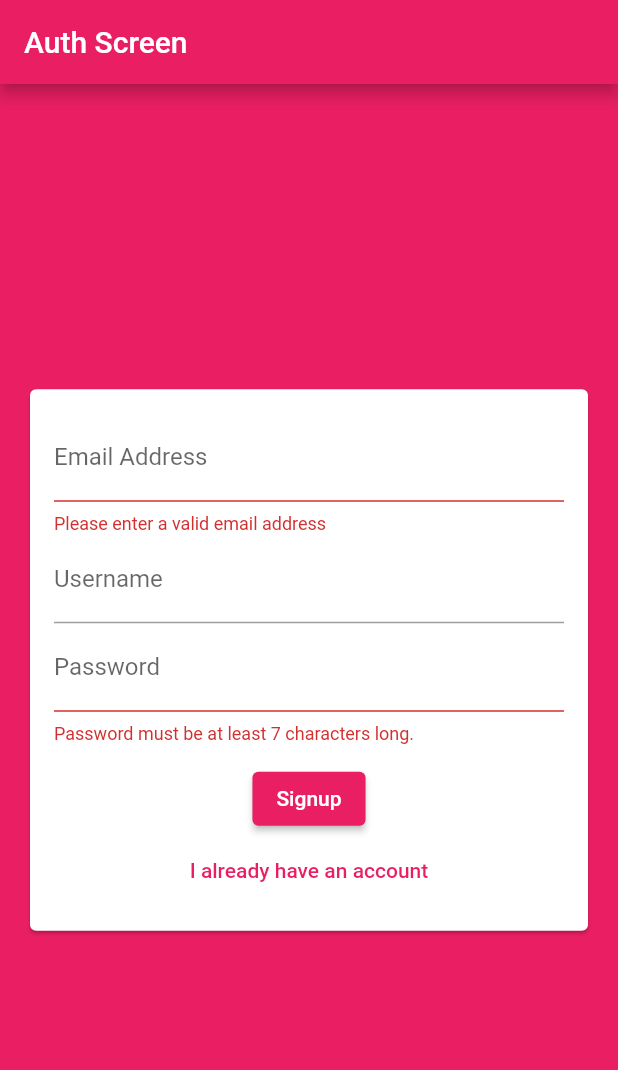
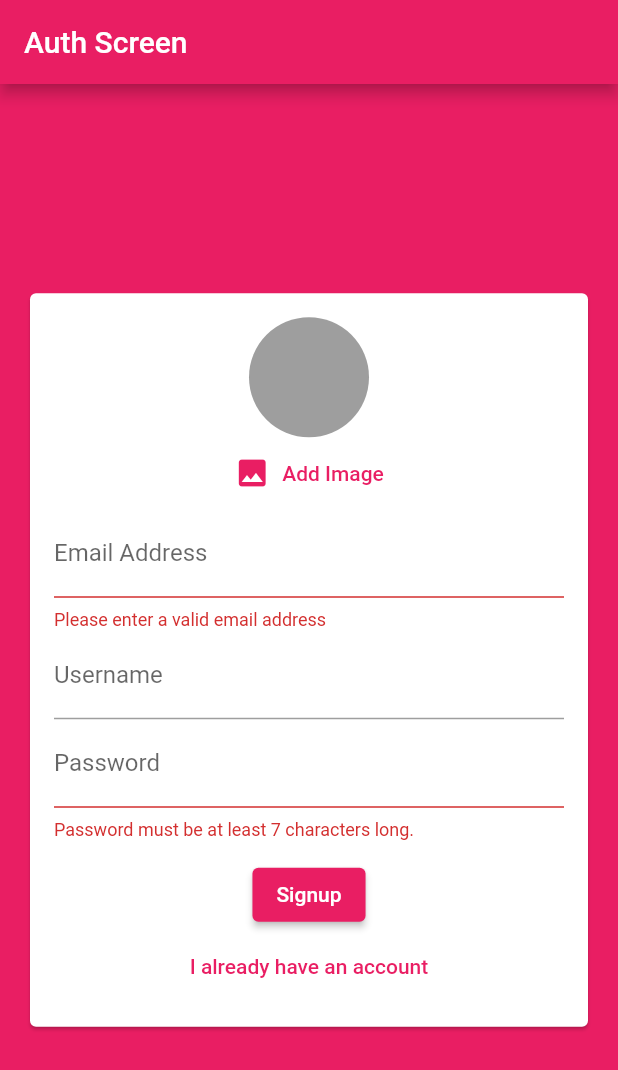
Before and after one commit to sonvotuz/Chat_App, a Flutter app: the screen it shows after launch, after a tap on "Login", after a tap on "Create New Account", on a phone screen of 412 x 824 dp. Shown: the top 1070 px of the screen. Run offline on Flutter 3.47's test engine with Material 2 defaults, Android fonts, the phone set to English and light mode, and no system bars; our stand-ins replace cloud_firestore, firebase_auth, firebase_core, firebase_storage, image_picker; accounts and stored records are empty.

Commit message:
User Login, Register, Add Image, Send Text

```diff
--- a/lib/main.dart
+++ b/lib/main.dart
@@ -2,6 +2,7 @@ import 'package:chat_app/screens/auth_screen.dart';
 import 'package:chat_app/screens/chat_screen.dart';
 import 'package:firebase_core/firebase_core.dart';
 import 'package:flutter/material.dart';
+import 'package:firebase_auth/firebase_auth.dart';
 
 void main() async {
   WidgetsFlutterBinding.ensureInitialized();
@@ -27,7 +28,15 @@ class MyApp extends StatelessWidget {
           ),
         ),
       ),
-      home: AuthScreen(),
+      home: StreamBuilder(
+        stream: FirebaseAuth.instance.authStateChanges(),
+        builder: (context, userSnapshot) {
+          if (userSnapshot.hasData) {
+            return ChatScreen();
+          }
+          return AuthScreen();
+        },
+      ),
     );
   }
 }
--- a/lib/widgets/auth_form.dart
+++ b/lib/widgets/auth_form.dart
@@ -1,10 +1,13 @@
+import 'dart:io';
+
+import 'package:chat_app/widgets/user_image_picker.dart';
 import 'package:flutter/material.dart';
 
 class AuthForm extends StatefulWidget {
-  AuthForm(this.submitForm);
-
+  AuthForm(this.submitForm, this.isLoading);
+  final bool isLoading;
   final void Function(String email, String password, String userName,
-      bool isLogin, BuildContext ctx) submitForm;
+      File image, bool isLogin, BuildContext ctx) submitForm;
 
   @override
   _AuthFormState createState() => _AuthFormState();
@@ -17,13 +20,29 @@ class _AuthFormState extends State<AuthForm> {
   String _userName = '';
   String _userPassword = '';
 
+  File _userImageFile;
+
+  void _pickedImage(File image) {
+    _userImageFile = image;
+  }
+
   void _trySubmit() {
     final isValid = _formKey.currentState.validate();
     FocusScope.of(context).unfocus();
+
+    if (_userImageFile == null && !_isLogin) {
+      ScaffoldMessenger.of(context).showSnackBar(
+        SnackBar(
+          content: Text('Please pick an Image.'),
+          backgroundColor: Theme.of(context).errorColor,
+        ),
+      );
+      return;
+    }
     if (isValid) {
       _formKey.currentState.save();
       widget.submitForm(_userEmail.trim(), _userPassword.trim(),
-          _userName.trim(), _isLogin, context);
+          _userName.trim(), _userImageFile, _isLogin, context);
     }
   }
 
@@ -40,6 +59,7 @@ class _AuthFormState extends State<AuthForm> {
               child: Column(
                 mainAxisSize: MainAxisSize.min,
                 children: [
+                  if (!_isLogin) UserImagePicker(_pickedImage),
                   TextFormField(
                     key: ValueKey('email'),
                     validator: (value) {
@@ -85,10 +105,13 @@ class _AuthFormState extends State<AuthForm> {
                   SizedBox(
                     height: 12,
                   ),
+                  if (widget.isLoading) CircularProgressIndicator(),
+                  if (!widget.isLoading)
                     ElevatedButton(
                       child: Text(_isLogin ? 'Login' : 'Signup'),
                       onPressed: _trySubmit,
                     ),
+                  if (!widget.isLoading)
                     TextButton(
                         child: Text(_isLogin
                             ? 'Create New Account'
--- /dev/null
+++ b/lib/widgets/user_image_picker.dart
@@ -0,0 +1,46 @@
+import 'package:flutter/material.dart';
+import 'package:image_picker/image_picker.dart';
+import 'dart:io';
+
+class UserImagePicker extends StatefulWidget {
+  UserImagePicker(this.imagePickedFn);
+  final void Function(File pickedImage) imagePickedFn;
+  @override
+  _UserImagePickerState createState() => _UserImagePickerState();
+}
+
+class _UserImagePickerState extends State<UserImagePicker> {
+  File _pickedImage;
+
+  void _pickImage() async {
+    final picker = ImagePicker();
+    final pickedImage = await picker.getImage(
+        source: ImageSource.camera, imageQuality: 50, maxWidth: 150);
+    final pickedImageFile = File(pickedImage.path);
+    // ImagePicker().getImage(source: ImageSource.camera);
+    setState(() {
+      _pickedImage = pickedImageFile;
+    });
+    widget.imagePickedFn(pickedImageFile);
+  }
+
+  @override
+  Widget build(BuildContext context) {
+    return Column(
+      children: [
+        CircleAvatar(
+          radius: 40,
+          backgroundColor: Colors.grey,
+          backgroundImage:
+              _pickedImage != null ? FileImage(_pickedImage) : null,
+        ),
+        TextButton.icon(
+          style: TextButton.styleFrom(primary: Theme.of(context).primaryColor),
+          icon: Icon(Icons.image),
+          label: Text('Add Image'),
+          onPressed: _pickImage,
+        )
+      ],
+    );
+  }
+}
--- a/pubspec.yaml
+++ b/pubspec.yaml
@@ -26,6 +26,8 @@ dependencies:
   firebase_core: "^0.7.0"
   cloud_firestore: "^0.16.0+1"
   firebase_auth: "^0.20.1"
+  image_picker: ^0.6.7+22
+  firebase_storage: "^7.0.0"
 
 
 
```
Also changed, not shown: lib/chat/message_bubble.dart (added, +73 -0 lines), lib/chat/messages.dart (added, +38 -0 lines), lib/chat/new_message.dart (added, +59 -0 lines), lib/screens/auth_screen.dart (+39 -9 lines), lib/screens/chat_screen.dart (+42 -36 lines), pubspec.lock, 2 other files. Lines whose indentation alone changed are shown as unchanged.
